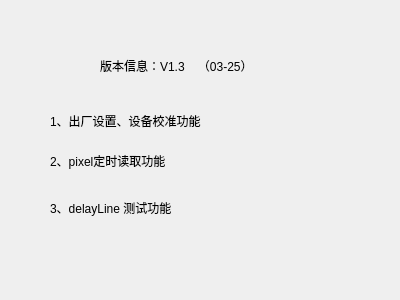
Old version of the form aboutdialog.ui in the repository heathen557/vi4300.
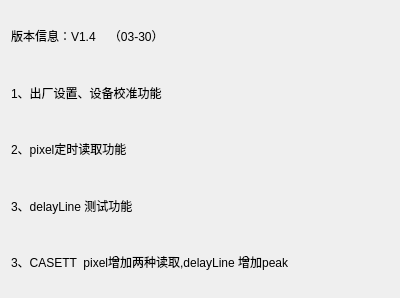
New version of the form. Icons and pictures are not drawn.

Commit message: 1、尚未添加剔除协议的版本

```diff
--- a/aboutdialog.ui
+++ b/aboutdialog.ui
@@ -7,7 +7,7 @@
     <x>0</x>
     <y>0</y>
     <width>400</width>
-    <height>300</height>
+    <height>298</height>
    </rect>
   </property>
   <property name="windowTitle">
@@ -17,61 +17,46 @@
    <iconset resource="img.qrc">
     <normaloff>:/new/image/images/dbViewportSymbol.png</normaloff>:/new/image/images/dbViewportSymbol.png</iconset>
   </property>
+  <layout class="QGridLayout" name="gridLayout">
+   <item row="0" column="0">
   <widget class="QLabel" name="label">
-   <property name="geometry">
-    <rect>
-     <x>100</x>
-     <y>50</y>
-     <width>211</width>
-     <height>31</height>
-    </rect>
-   </property>
    <property name="styleSheet">
     <string notr="true">font: 14pt &quot;Agency FB&quot;;</string>
    </property>
    <property name="text">
-    <string>版本信息：V1.3    （03-25）</string>
-   </property>
-  </widget>
+      <string>版本信息：V1.4    （03-30）</string>
+     </property>
+    </widget>
+   </item>
+   <item row="1" column="0">
   <widget class="QLabel" name="label_2">
-   <property name="geometry">
-    <rect>
-     <x>50</x>
-     <y>100</y>
-     <width>261</width>
-     <height>41</height>
-    </rect>
-   </property>
    <property name="text">
     <string>1、出厂设置、设备校准功能</string>
    </property>
   </widget>
+   </item>
+   <item row="2" column="0">
   <widget class="QLabel" name="label_3">
-   <property name="geometry">
-    <rect>
-     <x>50</x>
-     <y>140</y>
-     <width>261</width>
-     <height>41</height>
-    </rect>
-   </property>
    <property name="text">
     <string>2、pixel定时读取功能</string>
    </property>
   </widget>
+   </item>
+   <item row="3" column="0">
   <widget class="QLabel" name="label_4">
-   <property name="geometry">
-    <rect>
-     <x>50</x>
-     <y>200</y>
-     <width>191</width>
-     <height>16</height>
-    </rect>
-   </property>
    <property name="text">
     <string>3、delayLine 测试功能</string>
    </property>
   </widget>
+   </item>
+   <item row="4" column="0">
+    <widget class="QLabel" name="label_5">
+     <property name="text">
+      <string>3、CASETT  pixel增加两种读取,delayLine 增加peak</string>
+     </property>
+    </widget>
+   </item>
+  </layout>
  </widget>
  <resources>
   <include location="img.qrc"/>
```
Lines whose indentation alone changed are shown as unchanged. The commit also changes 11 other files.
